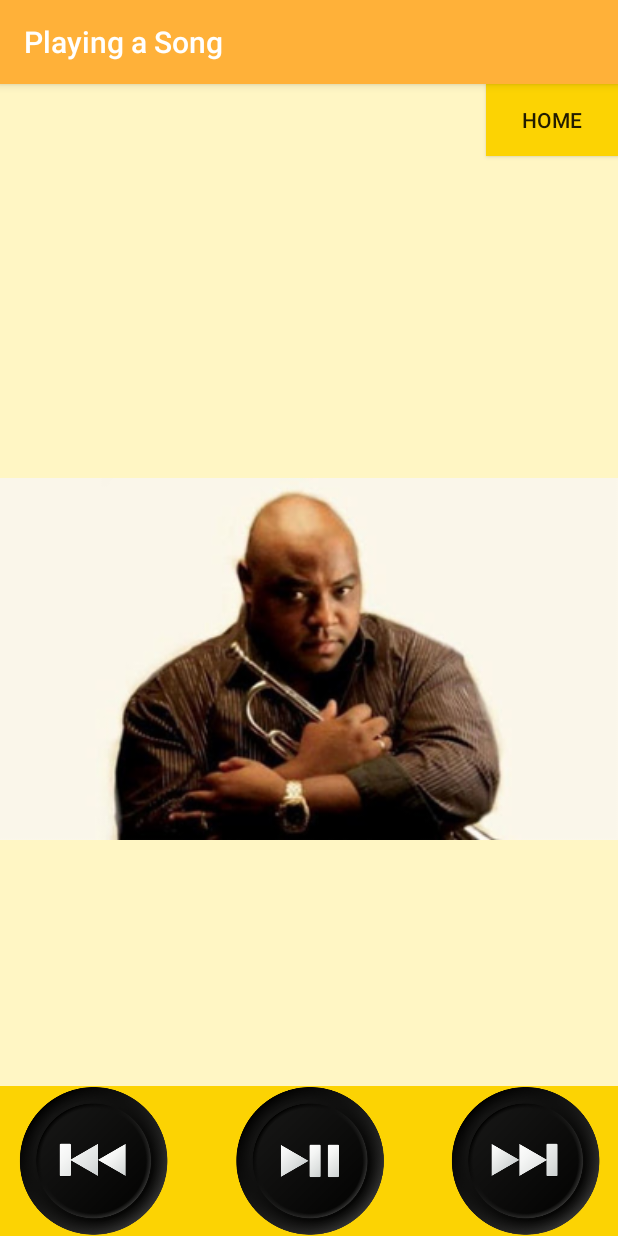
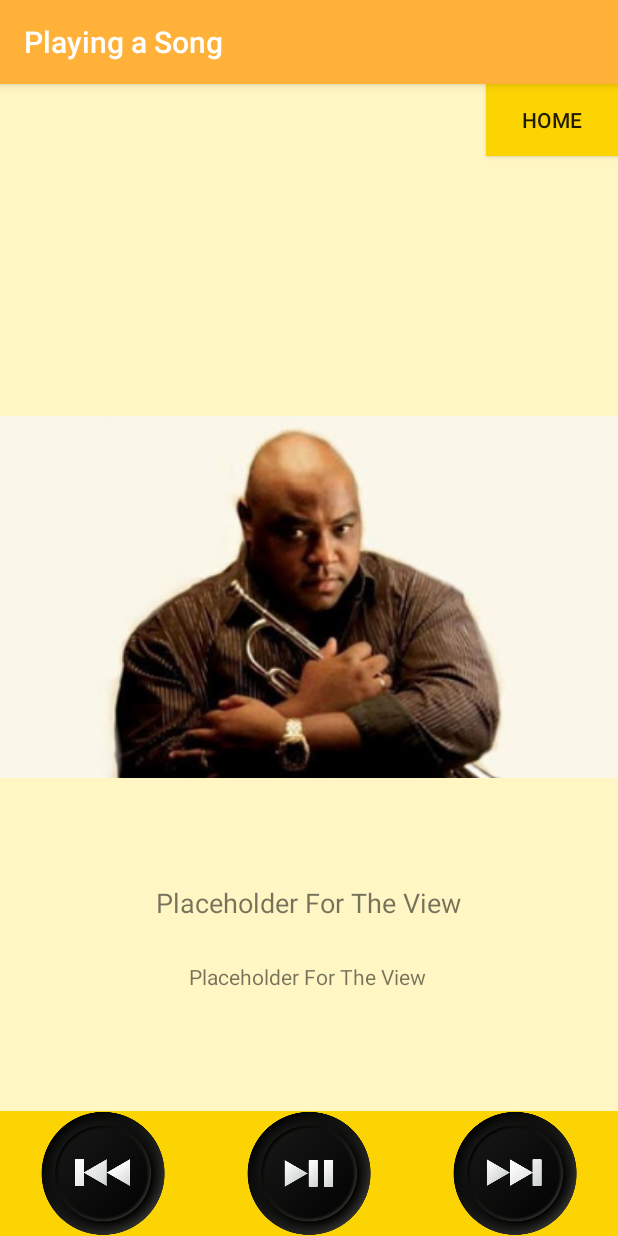
Before and after one commit to tomaszkolonko/AndroidBasic_MusicPlayer, an Android app: the PlaySongActivity screen opened directly, with no data from a screen before it, on a phone screen of 412 x 824 dp. Run offline under Robolectric (Android 15) with nearby library versions, the phone set to English and light mode, and no system bars.

Commit message:
Replaced the RelativeLayout with the ContraintLayout
Also removed the nested LinearLayout.

```diff
--- a/app/src/main/res/layout/activity_play_song.xml
+++ b/app/src/main/res/layout/activity_play_song.xml
@@ -1,5 +1,6 @@
 <?xml version="1.0" encoding="utf-8"?>
-<RelativeLayout xmlns:android="http://schemas.android.com/apk/res/android"
+<androidx.constraintlayout.widget.ConstraintLayout xmlns:android="http://schemas.android.com/apk/res/android"
+    xmlns:app="http://schemas.android.com/apk/res-auto"
     xmlns:tools="http://schemas.android.com/tools"
     android:layout_width="match_parent"
     android:layout_height="match_parent"
@@ -9,11 +10,13 @@
 
     <Button
         android:id="@+id/home_button_play_song_activity"
+        android:layout_width="wrap_content"
         android:layout_height="wrap_content"
-        android:layout_width="wrap_content"
         android:layout_alignParentRight="true"
         android:background="#fcd303"
-        android:text="Home" />
+        android:text="Home"
+        app:layout_constraintEnd_toEndOf="parent"
+        app:layout_constraintTop_toTopOf="parent" />
 
     <ImageView
         android:id="@+id/songImagePlayView"
@@ -23,7 +26,12 @@
         android:paddingTop="100dp"
         android:paddingBottom="100dp"
         android:scaleType="centerCrop"
-        android:src="@drawable/alexander_abreu" />
+        android:src="@drawable/alexander_abreu"
+        app:layout_constraintBottom_toTopOf="@+id/playButton"
+        app:layout_constraintEnd_toEndOf="parent"
+        app:layout_constraintStart_toStartOf="parent"
+        app:layout_constraintTop_toTopOf="parent" />
+
 
     <TextView
         android:id="@+id/songTitlePlayView"
@@ -31,7 +39,14 @@
         android:layout_height="wrap_content"
         android:layout_below="@+id/songImagePlayView"
         android:layout_centerHorizontal="true"
-        android:textSize="@dimen/text_big" />
+        android:text="@string/placeholder"
+        android:textSize="@dimen/text_big"
+        app:layout_constraintBottom_toTopOf="@+id/songAuthorPlayView"
+        app:layout_constraintEnd_toEndOf="parent"
+        app:layout_constraintHorizontal_bias="0.497"
+        app:layout_constraintStart_toStartOf="parent"
+        app:layout_constraintTop_toBottomOf="@+id/songImagePlayView"
+        app:layout_constraintVertical_bias="0.369" />
 
     <TextView
         android:id="@+id/songAuthorPlayView"
@@ -39,43 +54,57 @@
         android:layout_height="wrap_content"
         android:layout_below="@+id/songTitlePlayView"
         android:layout_centerHorizontal="true"
-        android:paddingBottom="30dp"
-        android:textSize="@dimen/text_small_next" />
-
-    <LinearLayout
-        android:layout_width="match_parent"
-        android:layout_height="100dp"
-        android:layout_alignParentBottom="true"
-        android:orientation="horizontal">
+        android:layout_marginBottom="80dp"
+        android:text="@string/placeholder"
+        android:textSize="@dimen/text_small_next"
+        app:layout_constraintBottom_toTopOf="@+id/playButton"
+        app:layout_constraintEnd_toEndOf="parent"
+        app:layout_constraintHorizontal_bias="0.497"
+        app:layout_constraintStart_toStartOf="parent" />
 
     <ImageButton
         android:id="@+id/playPreviousButton"
-            android:layout_width="wrap_content"
-            android:layout_height="wrap_content"
+        android:layout_width="0dp"
+        android:layout_height="83dp"
         android:layout_weight="1"
         android:background="#fcd303"
         android:scaleType="fitCenter"
-            android:src="@drawable/previous" />
+        android:src="@drawable/previous"
+        app:layout_constraintBottom_toBottomOf="@+id/playButton"
+        app:layout_constraintEnd_toStartOf="@+id/playButton"
+        app:layout_constraintHorizontal_bias="0.5"
+        app:layout_constraintStart_toStartOf="parent" />
 
     <ImageButton
         android:id="@+id/playButton"
-            android:layout_width="wrap_content"
-            android:layout_height="wrap_content"
-            android:layout_weight="0.7"
+        android:layout_width="0dp"
+        android:layout_height="83dp"
+        android:layout_weight="1"
         android:background="#fcd303"
         android:scaleType="fitCenter"
-            android:src="@drawable/play" />
+        android:src="@drawable/play"
+        app:layout_constraintBottom_toBottomOf="@+id/playNextButton"
+        app:layout_constraintEnd_toStartOf="@+id/playNextButton"
+        app:layout_constraintHorizontal_bias="0.5"
+        app:layout_constraintStart_toEndOf="@+id/playPreviousButton" />
 
     <ImageButton
         android:id="@+id/playNextButton"
-            android:layout_width="wrap_content"
-            android:layout_height="wrap_content"
+        android:layout_width="0dp"
+        android:layout_height="83dp"
         android:layout_weight="1"
         android:background="#fcd303"
         android:scaleType="fitCenter"
-            android:src="@drawable/next" />
+        android:src="@drawable/next"
+        app:layout_constraintBottom_toBottomOf="parent"
+        app:layout_constraintEnd_toEndOf="parent"
+        app:layout_constraintHorizontal_bias="0.5"
+        app:layout_constraintStart_toEndOf="@+id/playButton" />
 
-    </LinearLayout>
+    <androidx.constraintlayout.widget.Barrier
+        android:id="@+id/barrier"
+        android:layout_width="wrap_content"
+        android:layout_height="wrap_content"
+        app:barrierDirection="top" />
 
-
-</RelativeLayout>
+</androidx.constraintlayout.widget.ConstraintLayout>
--- a/app/src/main/res/values/strings.xml
+++ b/app/src/main/res/values/strings.xml
@@ -3,4 +3,5 @@
     <string name="activity_main_label">Android Music Player</string>
     <string name="activity_list_songs_label">List View by Genre</string>
     <string name="activity_play_song_label">Playing a Song</string>
+    <string name="placeholder">Placeholder For The View</string>
 </resources>
```
Lines whose indentation alone changed are shown as unchanged.
